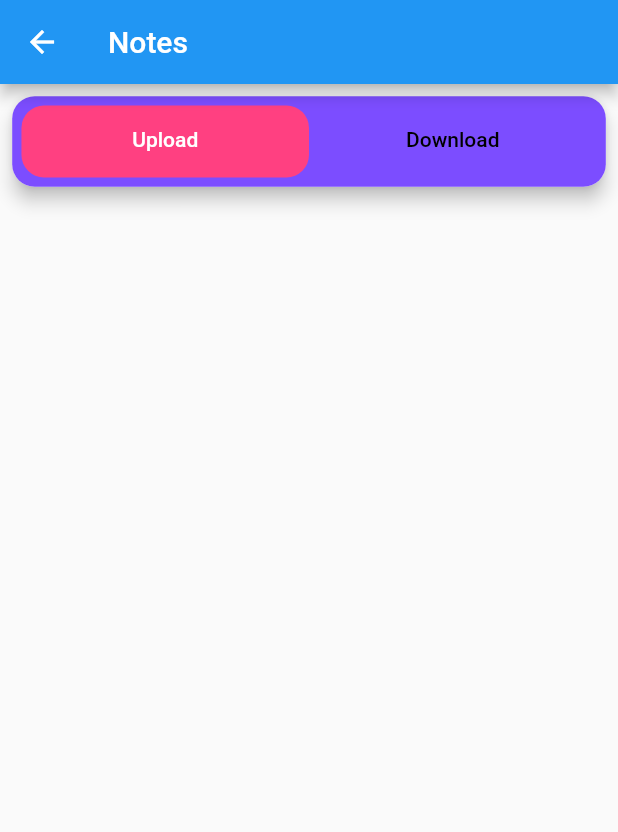
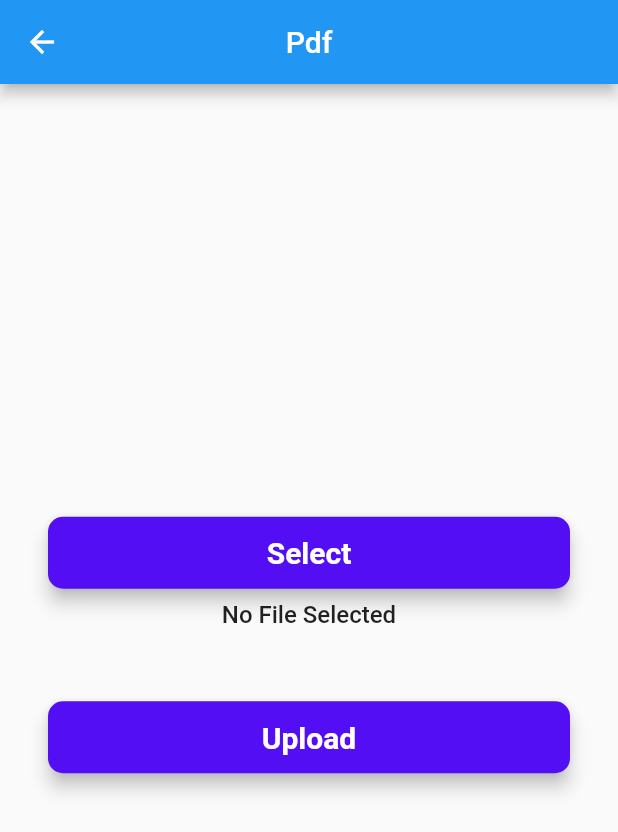
Before and after one commit to ROUNAK-K-JHA-2002/ONLINE_COURSE_APP, a Flutter app: the UploadsPage screen opened directly, on a phone screen of 412 x 824 dp. Shown: the top 832 px of the screen. Run offline on Flutter 3.47's test engine with Material 2 defaults, Android fonts, the phone set to English and light mode, and no system bars; our stand-ins replace cloud_firestore, file_picker, firebase_auth, firebase_core, firebase_storage, fluttertoast and 3 more; accounts and stored records are empty.

Commit message:
Added Uploading files functionality and Displaying Google user Credentials

```diff
--- a/lib/Google-services/firebase-services.dart
+++ b/lib/Google-services/firebase-services.dart
@@ -2,8 +2,8 @@ import 'package:firebase_auth/firebase_auth.dart';
 import 'package:google_sign_in/google_sign_in.dart';
 
 class FirebaseServices {
-  final _auth = FirebaseAuth.instance;
-  final _googlesignin = GoogleSignIn();
+  final _auth = FirebaseAuth.instance; //calling Firebase Auth
+  final _googlesignin = GoogleSignIn(); //calling Google Sign In function
 
   // ignore: non_constant_identifier_names
   SignInWithGoogle() async {
--- a/lib/Screens/UploadsPage.dart
+++ b/lib/Screens/UploadsPage.dart
@@ -1,67 +1,130 @@
+import 'dart:io';
+import 'package:path/path.dart' as Path;
+import 'package:eduapp/FirebaseApi/firebaseApi.dart';
+import 'package:file_picker/file_picker.dart';
+import 'package:firebase_storage/firebase_storage.dart';
 import 'package:flutter/material.dart';
-import 'package:flutter/src/foundation/key.dart';
-import 'package:flutter/src/widgets/framework.dart';
 
 class UploadsPage extends StatefulWidget {
   const UploadsPage({Key? key}) : super(key: key);
 
   @override
-  State<UploadsPage> createState() => _UploadsPageState();
+  _UploadsPageState createState() => _UploadsPageState();
 }
 
 class _UploadsPageState extends State<UploadsPage> {
-  String url = "";
-  uploadDatatofirebase() async {}
+  UploadTask? task;
+  File? file;
+
   @override
   Widget build(BuildContext context) {
+    final fileName =
+        file != null ? Path.basename(file!.path) : 'No File Selected';
+
     return Scaffold(
-      appBar: AppBar(title: const Text("Notes")),
+      appBar: AppBar(
+        title: const Text("Pdf"),
+        centerTitle: true,
+      ),
       body: Container(
-        color: Colors.deepOrange,
-        child: DefaultTabController(
-          length: 2,
-          child: Scaffold(
-              body: Padding(
-            padding: EdgeInsets.all(MediaQuery.of(context).size.width * 0.01),
-            child: Column(
-              children: [
-                Card(
-                  elevation: 5,
-                  shape: RoundedRectangleBorder(
-                    borderRadius: BorderRadius.circular(15.0),
+        padding: const EdgeInsets.all(32),
+        child: Center(
+          child: Column(
+            mainAxisAlignment: MainAxisAlignment.center,
+            children: [
+              Material(
+                elevation: 5,
+                color: const Color.fromARGB(255, 83, 14, 243),
+                borderRadius: BorderRadius.circular(10.0),
+                child: MaterialButton(
+                  padding:
+                      EdgeInsets.all(MediaQuery.of(context).size.width * 0.02),
+                  minWidth: MediaQuery.of(context).size.width,
+                  child: const Text(
+                    "Select",
+                    style: TextStyle(
+                        fontWeight: FontWeight.w600,
+                        fontSize: 20.0,
+                        color: Colors.white),
                   ),
-                  child: Container(
-                    padding: EdgeInsets.all(
-                        MediaQuery.of(context).size.width * 0.015),
-                    decoration: BoxDecoration(
-                        color: Colors.deepPurpleAccent,
-                        borderRadius: BorderRadius.circular(15.0)),
-                    child: TabBar(
-                      indicator: BoxDecoration(
-                          color: Colors.pinkAccent,
-                          borderRadius: BorderRadius.circular(15.0)),
-                      labelColor: Colors.white,
-                      unselectedLabelColor: Colors.black,
-                      tabs: const [
-                        Tab(
-                          text: 'Upload',
-                        ),
-                        Tab(
-                          text: 'Download',
-                        ),
-                      ],
-                    ),
+                  onPressed: () => selectFile(),
+                ),
+              ),
+              const SizedBox(height: 8),
+              Text(
+                fileName,
+                style:
+                    const TextStyle(fontSize: 16, fontWeight: FontWeight.w500),
+              ),
+              const SizedBox(height: 48),
+              Material(
+                elevation: 5,
+                color: const Color.fromARGB(255, 83, 14, 243),
+                borderRadius: BorderRadius.circular(10.0),
+                child: MaterialButton(
+                  padding:
+                      EdgeInsets.all(MediaQuery.of(context).size.width * 0.02),
+                  minWidth: MediaQuery.of(context).size.width,
+                  child: const Text(
+                    "Upload",
+                    style: TextStyle(
+                        fontWeight: FontWeight.w600,
+                        fontSize: 20.0,
+                        color: Colors.white),
                   ),
+                  onPressed: () => uploadFile(),
                 ),
-                Expanded(
-                    child: TabBarView(
-                  children: [Container(), Container()],
-                ))
-              ],
-            ),
-          )),
+              ),
+              const SizedBox(height: 20),
+              task != null ? buildUploadStatus(task!) : Container(),
+            ],
+          ),
         ),
       ),
     );
   }
+
+  Future selectFile() async {
+    final result = await FilePicker.platform.pickFiles(allowMultiple: false);
+
+    if (result == null) return;
+    final path = result.files.single.path!;
+
+    setState(() => file = File(path));
+  }
+
+  Future uploadFile() async {
+    if (file == null) return;
+
+    final fileName = Path.basename(file!.path);
+    final destination = 'Chemistry/$fileName';
+
+    task = FirebaseApi.uploadFile(destination, file!);
+    setState(() {});
+
+    if (task == null) return;
+
+    final snapshot = await task!.whenComplete(() {});
+    final urlDownload = await snapshot.ref.getDownloadURL();
+
+    print('Download-Link: $urlDownload');
+  }
+
+  Widget buildUploadStatus(UploadTask task) => StreamBuilder<TaskSnapshot>(
+        stream: task.snapshotEvents,
+        builder: (context, snapshot) {
+          if (snapshot.hasData) {
+            final snap = snapshot.data!;
+            final progress = snap.bytesTransferred / snap.totalBytes;
+            final percentage = (progress * 100).toStringAsFixed(2);
+
+            return Text(
+              '$percentage %',
+              style: const TextStyle(fontSize: 20, fontWeight: FontWeight.bold),
+            );
+          } else {
+            return Container();
+          }
+        },
+      );
 }
--- a/lib/Screens/loginScreen.dart
+++ b/lib/Screens/loginScreen.dart
@@ -126,8 +126,8 @@ class _LoginScreenState extends State<LoginScreen>
           ),
           onPressed: () async {
             await FirebaseServices().SignInWithGoogle();
-            print("Checking");
             Navigator.pushNamed(context, '/home');
+            Fluttertoast.showToast(msg: "Login Sucessful");
           },
         ));
 
```
Also changed, not shown: lib/FirebaseApi/firebaseApi.dart (added, +26 -0 lines), lib/Screens/ProfilePage.dart (+35 -14 lines), lib/Screens/bottom_navbar.dart (+4 -4 lines).
